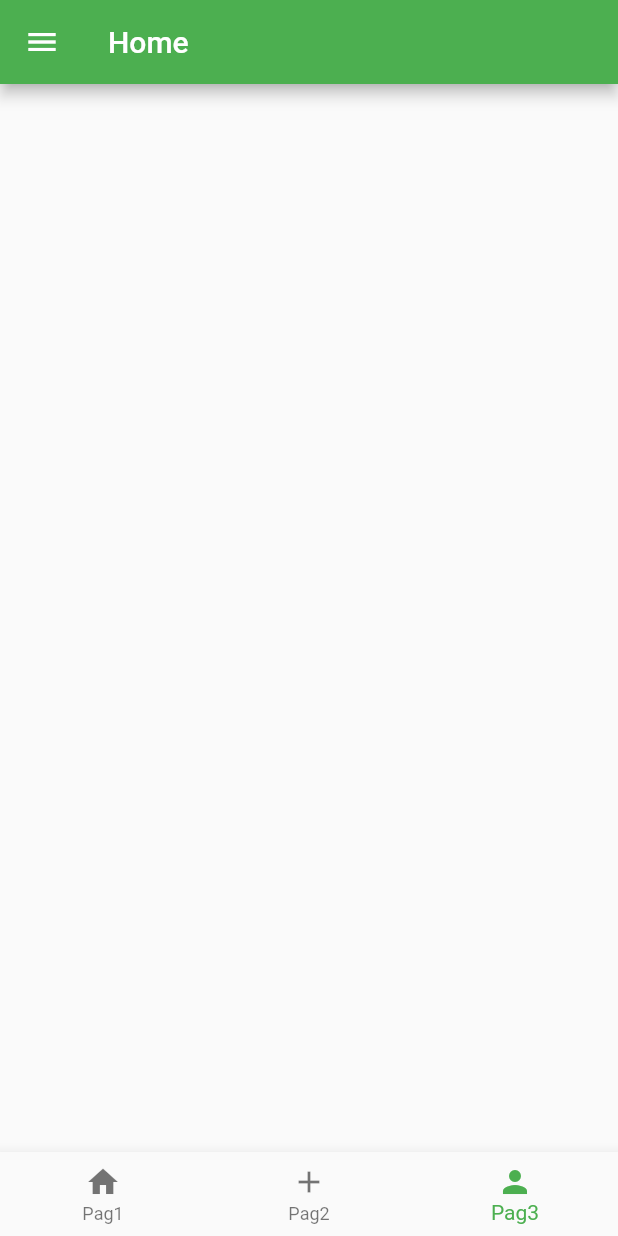
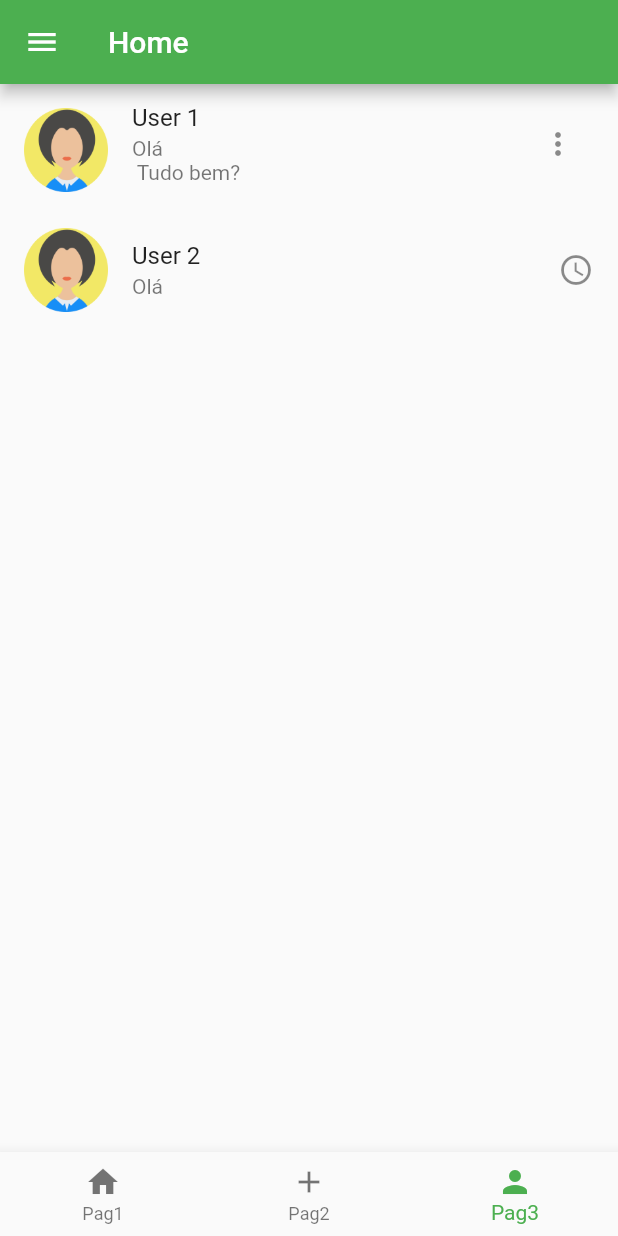
Before and after one commit to GiovanaThais/dartbank, a Flutter app: the HomePage screen opened directly, swiped to page 3, on a phone screen of 412 x 824 dp. Run offline on Flutter 3.47's test engine with Material 2 defaults, Android fonts, the phone set to English and light mode, and no system bars.

Commit message:
feat: create chat page

```diff
--- a/dart_bank/lib/features/home/pages/page2.dart
+++ b/dart_bank/lib/features/home/pages/page2.dart
@@ -10,11 +10,11 @@ class Page2 extends StatefulWidget {
 class _Page2State extends State<Page2> {
   @override
   Widget build(BuildContext context) {
-    return Column(
+    return ListView(
       children: [
         Container(
-          color: Color.fromARGB(255, 211, 238, 226),
-        ),
+          color: Colors.grey,
+        )
       ],
     );
   }
--- a/dart_bank/lib/features/home/pages/page3.dart
+++ b/dart_bank/lib/features/home/pages/page3.dart
@@ -12,9 +12,28 @@ class _Page3State extends State<Page3> {
   Widget build(BuildContext context) {
     return ListView(
       children: [
-        Container(
-          color: Colors.grey,
-        )
+        ListTile(
+          leading: Image.asset('assets/icon/avatar.png'),
+          title: Text("User 1"),
+          subtitle: Text("Olá \n Tudo bem?"),
+          trailing: PopupMenuButton<String>(
+              onSelected: (menu) {},
+              itemBuilder: (BuildContext bc) {
+                return <PopupMenuEntry<String>>[
+                  const PopupMenuItem(
+                    child: Text("Option 1"),
+                    value: "opção 1",
+                  )
+                ];
+              }),
+          isThreeLine: true,
+        ),
+        ListTile(
+          leading: Image.asset('assets/icon/avatar.png'),
+          title: Text("User 2"),
+          subtitle: Text("Olá"),
+          trailing: Icon(Icons.access_time),
+        ),
       ],
     );
   }
```
